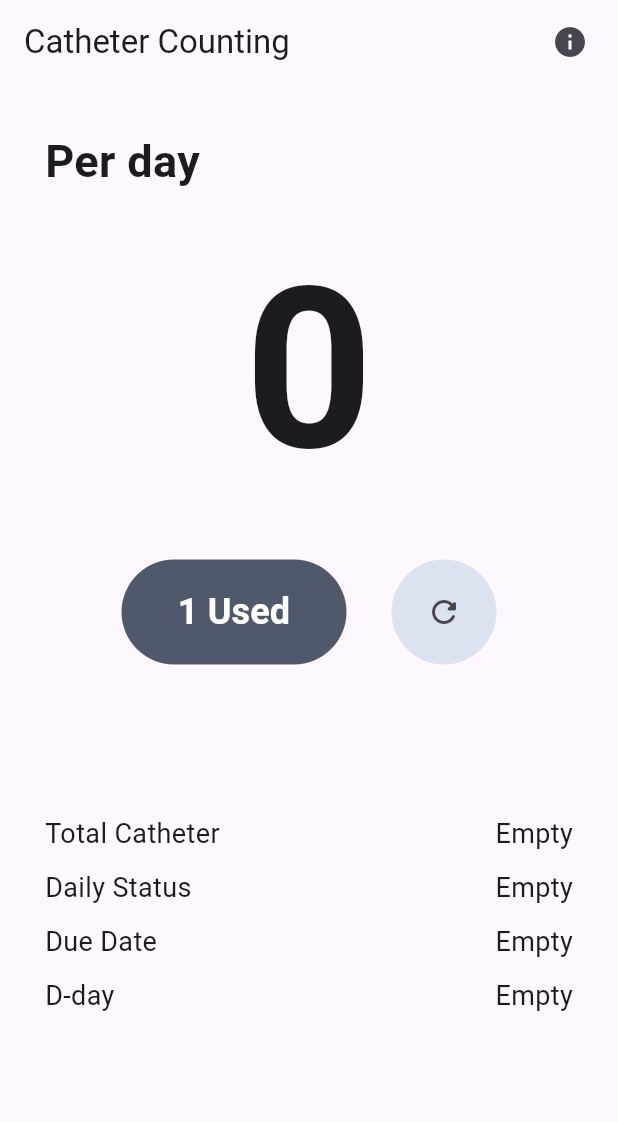
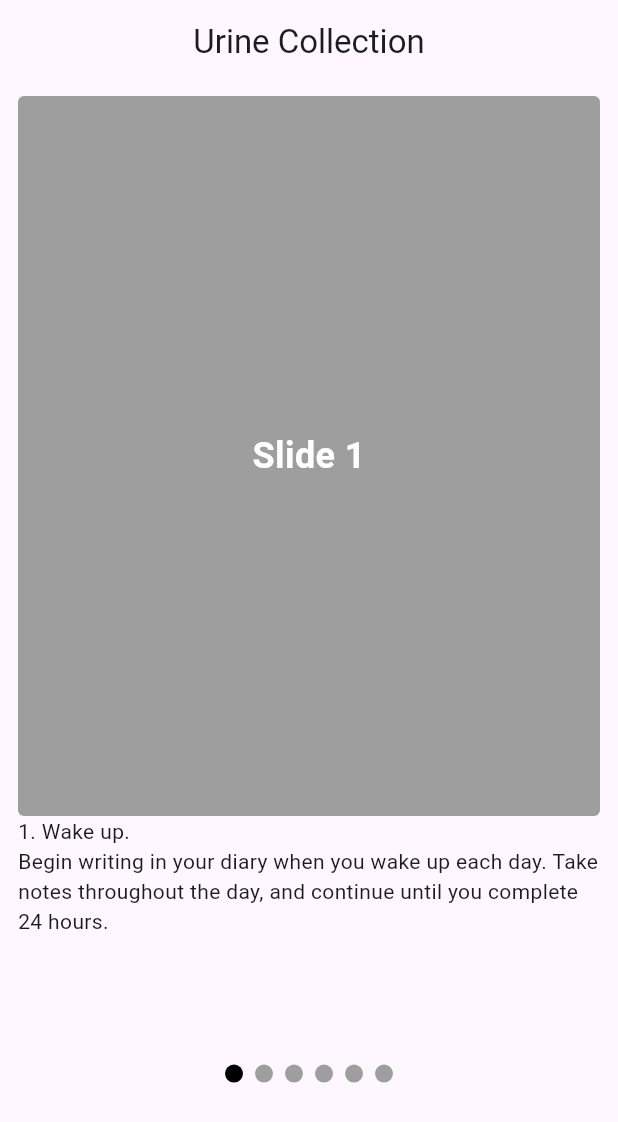
Before and after one commit to isaaclkh/MLApp, a Flutter app: the screen it shows after launch, on a phone screen of 412 x 824 dp. Shown: the top 1122 px of the screen. Run offline on Flutter 3.47's test engine with Material 3 defaults, Android fonts, the phone set to English and light mode, and no system bars; drawn by our look-alikes of flutter_carousel_widget; our stand-ins replace flutter_form_builder, flutter_holo_date_picker, logger, lottie, percent_indicator, permission_handler and 3 more; missing offline and left inert: alarm, board_datetime_picker.

Commit message:
:sparkles: Feat: "Urin collection page added"
- Initially, the page is made with FlutterCarousel
- It would be changed with onboarding slider

```diff
--- a/lib/main.dart
+++ b/lib/main.dart
@@ -1,6 +1,8 @@
 import 'package:alarm/alarm.dart';
 import 'package:first/catheter/catheter_count_screen.dart';
 import 'package:first/catheter/catheter_shared_prefs.dart';
+import 'package:first/record/carousel_example.dart';
+import 'package:first/record/record_screen.dart';
 import 'package:flutter/material.dart';
 import 'package:flutter/services.dart';
 
@@ -14,7 +16,7 @@ Future<void> main() async {
 
   runApp(
     const MaterialApp(
-      home: CatheterCountScreen(),
+      home: RecordScreen(),
     )
   );
 }
--- /dev/null
+++ b/lib/record/record_screen.dart
@@ -0,0 +1,152 @@
+import 'package:flutter/cupertino.dart';
+import 'package:flutter/material.dart';
+import 'package:flutter_carousel_widget/flutter_carousel_widget.dart';
+
+
+final List<String> description = [
+  "1. Wake up.\nBegin writing in your diary when you wake up each day. Take notes throughout the day, and continue until you complete 24 hours.",
+  "2. Note your drinks.\nWrite down what you drink (i.e, water, juice, coffee, wine) and how much in ml(mili litter) or L (litter). It is helpful to measure the amount.",
+  "3. Measure urine.\nDuring both the day and night, write down when and how much urine you pass. Doctors often provide a special measuring collection device to use.",
+  "4. Three days.\nIt’s best to keep a diary for at least three days. Also, the three days you keep your diary don’t have to be three days in a row. Any three days you chose will be fine.",
+  "5. Start tracking.\nGet started by using the attached Bladder Diary to start tracking!",
+  "6. SIX",
+];
+
+class Slide {
+  Slide({
+    required this.title,
+    required this.details
+  });
+
+  final String title;
+  final String details;
+}
+
+var slides = List.generate( 6, (index) =>
+  Slide(
+    title: 'Slide ${index + 1}',
+    details: description[index],
+  ),
+);
+
+final List<Widget> sliders = slides.map((item) =>
+  Padding(
+    padding: const EdgeInsets.symmetric(horizontal: 4.0),
+    child: SingleChildScrollView(
+      child: Column(
+        mainAxisAlignment: MainAxisAlignment.start,
+        children: [
+          Container(
+            height: 480,
+            width: double.infinity,
+            decoration: const BoxDecoration(
+              borderRadius: BorderRadius.all(Radius.circular(4.0)),
+              color: Colors.grey,
+            ),
+            child: Center(
+              child: Text(
+                item.title,
+                style: const TextStyle(
+                  color: Colors.white,
+                  fontSize: 24.0,
+                  fontWeight: FontWeight.bold,
+                ),
+              ),
+            ),
+          ),
+
+          Align(
+            alignment: Alignment.bottomLeft,
+            child: Text(item.details),
+          ),
+        ],
+      ),
+    ),
+  ),
+).toList();
+
+class RecordScreen extends StatefulWidget {
+  const RecordScreen({super.key});
+
+  @override
+  State<RecordScreen> createState() => _RecordScreenState();
+}
+
+class _RecordScreenState extends State<RecordScreen> {
+  final CarouselController _controller = CarouselController();
+  bool _start = false;
+
+  @override
+  Widget build(BuildContext context) {
+    return Scaffold(
+      appBar: AppBar(
+        title: const Text("Urine Collection"),
+        centerTitle: true,
+      ),
+
+      body: _start?
+        ListView(
+          children: [
+
+          ],
+        )
+        :Padding(
+          padding: const EdgeInsets.all(8.0),
+          child: Column(
+            mainAxisAlignment: MainAxisAlignment.start,
+            crossAxisAlignment: CrossAxisAlignment.center,
+            children: [
+              FlutterCarousel(
+                items: sliders,
+                options: CarouselOptions(
+                  height: MediaQuery.of(context).size.height * 0.82,
+                  viewportFraction: 1.0,
+                  autoPlay: false,
+                  floatingIndicator: true,
+                  enableInfiniteScroll: false,
+                  controller: _controller,
+                  slideIndicator: CircularWaveSlideIndicator(
+                    alignment: Alignment.bottomCenter,
+                    currentIndicatorColor: Colors.black,
+                    indicatorBackgroundColor: Colors.grey,
+                    indicatorBorderWidth: 10,
+                    padding: const EdgeInsets.all(10),
+                  ),
+                ),
+              ),
+              // const SizedBox(height: 16.0),
+              // Padding(
+              //   padding: const EdgeInsets.symmetric(
+              //     horizontal: 16.0,
+              //     vertical: 16.0,
+              //   ),
+              //   child: Row(
+              //     mainAxisAlignment: MainAxisAlignment.spaceBetween,
+              //     children: [
+              //       Flexible(
+              //         child: ElevatedButton(
+              //           onPressed: _controller.previousPage,
+              //           child: const Padding(
+              //             padding: EdgeInsets.all(8.0),
+              //             child: Icon(Icons.arrow_back),
+              //           ),
+              //         ),
+              //       ),
+              //       Flexible(
+              //         child: ElevatedButton(
+              //           onPressed: _controller.nextPage,
+              //           child: const Padding(
+              //             padding: EdgeInsets.all(8.0),
+              //             child: Icon(Icons.arrow_forward),
+              //           ),
+              //         ),
+              //       ),
+              //     ],
+              //   ),
+              // )
+            ],
+          ),
+        ),
+    );
+  }
+}
--- a/pubspec.yaml
+++ b/pubspec.yaml
@@ -50,6 +50,8 @@ dependencies:
   wolt_modal_sheet: ^0.4.1
 
   intl: any
+  flutter_carousel_widget: ^2.2.0
+  flutter_onboarding_slider: ^1.0.11
 dev_dependencies:
   flutter_test:
     sdk: flutter
```
Also changed, not shown: lib/guardian/guardian_home_screen.dart (added, +15 -0 lines), lib/record/carousel_example.dart (added, +571 -0 lines), pubspec.lock.
